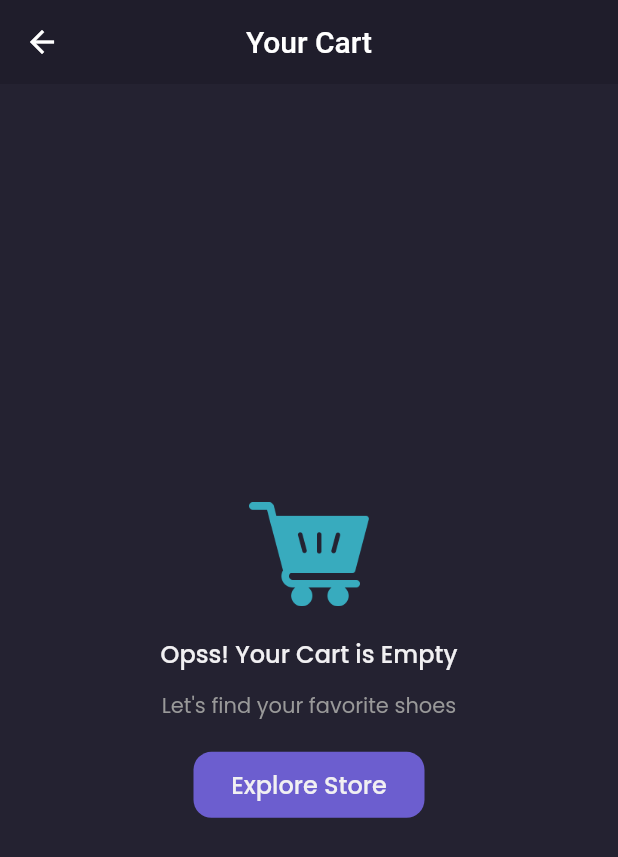
After one commit to Chairilashar99/Flutter-Shamo, a Flutter app: the CartPage screen opened by its route, on a phone screen of 412 x 824 dp. The commit adds this screen. Shown: the top 857 px of the screen. Run offline on Flutter 3.47's test engine with Material 2 defaults, Android fonts, the phone set to English and light mode, and no system bars; our stand-ins replace carousel_slider, google_fonts.

Commit message:
empty cart

```diff
--- a/lib/main.dart
+++ b/lib/main.dart
@@ -1,4 +1,5 @@
 import 'package:flutter/material.dart';
+import 'package:shamo/pages/cart_page.dart';
 import 'package:shamo/pages/detail_chat_page.dart';
 import 'package:shamo/pages/edit_profile_page.dart';
 import 'package:shamo/pages/home/main_page.dart';
@@ -26,6 +27,7 @@ class MyApp extends StatelessWidget {
         '/detail-chat': (context) => DetailChatPage(),
         '/edit-profile': (context) => EditProfilePage(),
         '/product': (context) => ProductPage(),
+        '/cart': (context) => CartPage(),
       },
     );
   }
--- /dev/null
+++ b/lib/pages/cart_page.dart
@@ -0,0 +1,84 @@
+import 'package:flutter/material.dart';
+import 'package:shamo/theme.dart';
+
+class CartPage extends StatelessWidget {
+  const CartPage({super.key});
+
+  @override
+  Widget build(BuildContext context) {
+    //Widget header
+    PreferredSizeWidget header() {
+      return AppBar(
+        backgroundColor: backgroundColor1,
+        centerTitle: true,
+        title: Text(
+          'Your Cart',
+        ),
+        elevation: 0,
+      );
+    }
+
+    Widget emptyCart() {
+      return Center(
+        child: Column(
+          mainAxisAlignment: MainAxisAlignment.center,
+          children: [
+            Image.asset(
+              'assets/icon_empty_cart.png',
+              width: 80,
+            ),
+            SizedBox(
+              height: 20,
+            ),
+            Text(
+              'Opss! Your Cart is Empty',
+              style: primaryTextStyle.copyWith(
+                fontSize: 16,
+                fontWeight: medium,
+              ),
+            ),
+            SizedBox(
+              height: 12,
+            ),
+            Text(
+              'Let\'s find your favorite shoes',
+              style: secondaryTextStyle,
+            ),
+            Container(
+              width: 154,
+              height: 44,
+              margin: EdgeInsets.only(
+                top: 20,
+              ),
+              child: TextButton(
+                onPressed: () {
+                  Navigator.pushNamedAndRemoveUntil(
+                      context, '/home', (route) => false);
+                },
+                style: TextButton.styleFrom(
+                  backgroundColor: primaryColor,
+                  shape: RoundedRectangleBorder(
+                    borderRadius: BorderRadius.circular(12),
+                  ),
+                ),
+                child: Text(
+                  'Explore Store',
+                  style: primaryTextStyle.copyWith(
+                    fontSize: 16,
+                    fontWeight: medium,
+                  ),
+                ),
+              ),
+            ),
+          ],
+        ),
+      );
+    }
+
+    return Scaffold(
+      backgroundColor: backgroundColor3,
+      appBar: header(),
+      body: emptyCart(),
+    );
+  }
+}
--- a/lib/pages/home/main_page.dart
+++ b/lib/pages/home/main_page.dart
@@ -20,7 +20,9 @@ class _MainPageState extends State<MainPage> {
     //WIDGET CART BUTTON
     Widget cartButton() {
       return FloatingActionButton(
-        onPressed: () {},
+        onPressed: () {
+          Navigator.pushNamed(context, '/cart');
+        },
         backgroundColor: secondaryColor,
         child: Image.asset(
           'assets/icon_cart.png',
```
Also changed, not shown: lib/pages/product_page.dart (+162 -3 lines).
